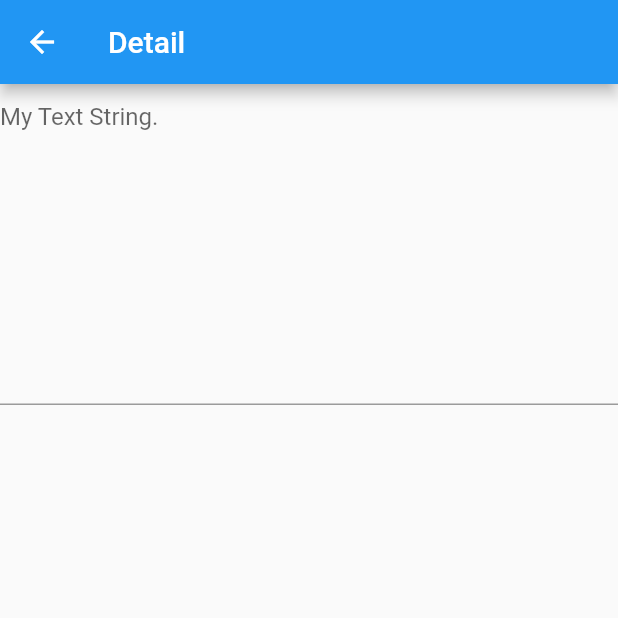
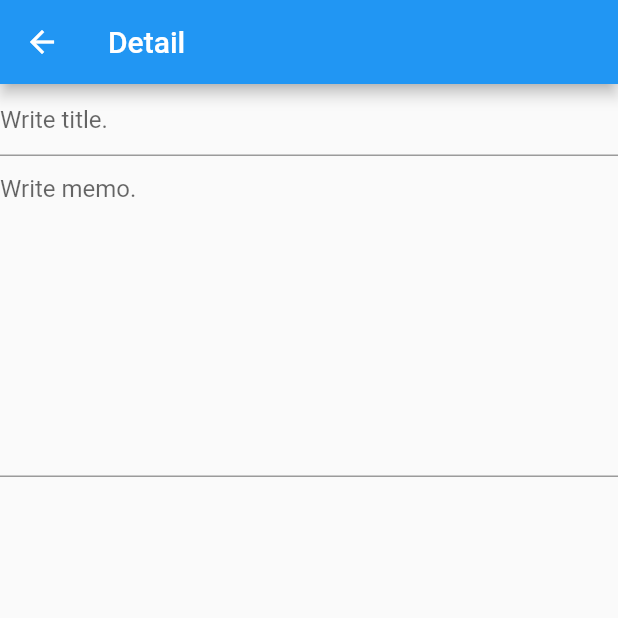
Before and after one commit to anraku/note_app, a Flutter app: the Detail screen opened directly with empty values, on a phone screen of 412 x 824 dp, the top half of it. Run offline on Flutter 3.47's test engine with Material 2 defaults, Android fonts, the phone set to English and light mode, and no system bars.

Commit message:
[add] implement to update title and body.

```diff
--- a/lib/detail.dart
+++ b/lib/detail.dart
@@ -1,23 +1,38 @@
 import 'package:flutter/material.dart';
+import 'package:todo_list/entity/memo.dart';
 
 class Detail extends StatelessWidget {
-  final String _memo;
+  final Memo _memo;
 
   Detail(this._memo);
 
   @override
   Widget build(BuildContext context) {
     return new Scaffold(
-        appBar: new AppBar(
-          title: new Text('Detail'),
+      appBar: new AppBar(
+        title: new Text('Detail'),
+      ),
+      body: new ListView(children: <Widget>[
+        new TextField(
+          decoration: new InputDecoration(
+              hintText:"Write title."
+          ),
+          controller: new TextEditingController(text: _memo.title),
+          onChanged: (String newTitle) {
+            _memo.title = newTitle;
+          }
         ),
-        body: new TextField(
+        new TextField(
           maxLines: 10,
           decoration: new InputDecoration(
-              hintText:"My Text String."
+              hintText:"Write memo."
           ),
-          controller: new TextEditingController(text: _memo),
+          controller: new TextEditingController(text: _memo.body),
+          onChanged: (String newBody) {
+            _memo.body = newBody;
+          }
         )
+      ]),
     );
   }
 }
--- a/lib/main.dart
+++ b/lib/main.dart
@@ -61,7 +61,7 @@ class _HomeState extends State<Home> {
       onTap: () {
         Navigator.push(context, new MaterialPageRoute<Null>(
             settings: const RouteSettings(name: "/detail"),
-            builder: (BuildContext context) => new Detail(memo.body)
+            builder: (BuildContext context) => new Detail(memo)
         ));
       },
     );
```
